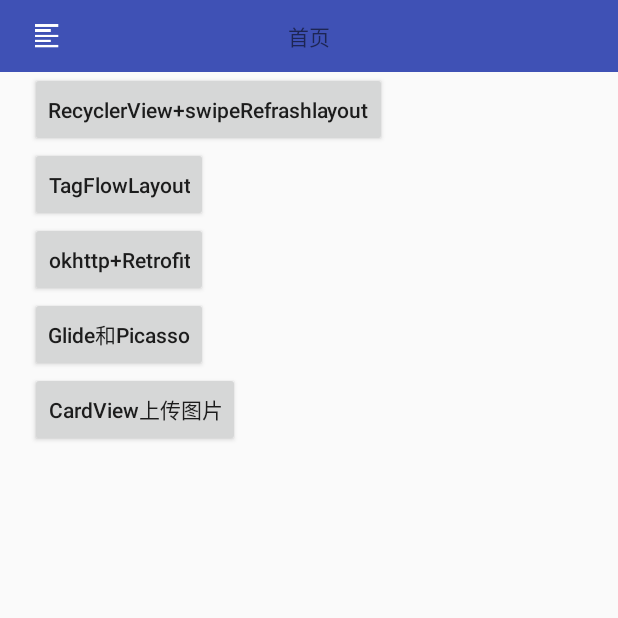
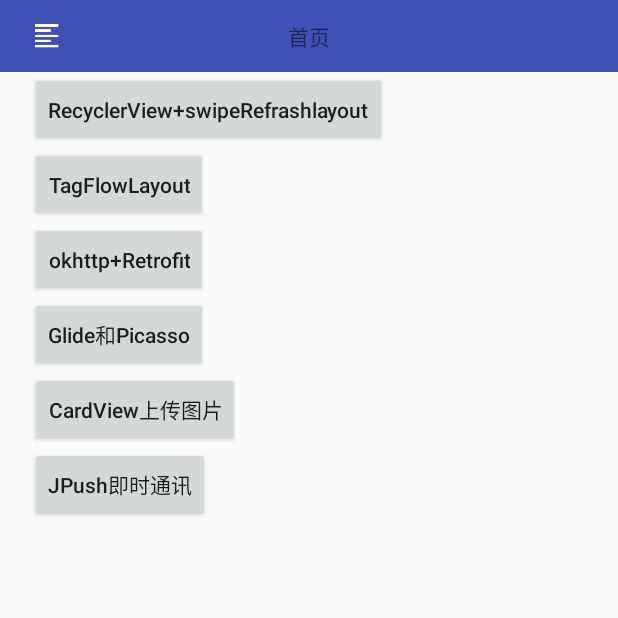
Before and after one commit to wapchief/android-CollectionDemo, an Android app: the screen it shows after launch (MainActivity), on a phone screen of 412 x 824 dp, the top half of it. Run offline under Robolectric (Android 15) with nearby library versions, the phone set to English and light mode, and no system bars; our stand-ins replace ButterKnife; libraries missing offline, so code that uses them is left out: cn.jpush.android; pictures from the network do not load; 5 statements that could not run were skipped.

Commit message:
IM注册登录

```diff
--- a/app/src/main/AndroidManifest.xml
+++ b/app/src/main/AndroidManifest.xml
@@ -67,6 +67,8 @@
         <!--圆角头像+选择器-->
         <activity android:name=".activity.UpdatePhotoActivity"
             android:theme="@style/Theme.AppCompat.Light.NoActionBar"/>
+        <!--极光IM-->
+        <activity android:name=".activity.JPushIMActivity"/>
 
         <!--******************************极光推送**********************************-->
 
--- a/app/src/main/java/wapchief/com/collectiondemo/MainActivity.java
+++ b/app/src/main/java/wapchief/com/collectiondemo/MainActivity.java
@@ -7,9 +7,7 @@ import android.support.v4.view.GravityCompat;
 import android.support.v4.widget.DrawerLayout;
 import android.support.v7.app.AppCompatActivity;
 import android.support.v7.widget.LinearLayoutManager;
-import android.support.v7.widget.RecyclerView;
 import android.util.Log;
-import android.view.Gravity;
 import android.view.KeyEvent;
 import android.view.MenuItem;
 import android.view.View;
@@ -29,25 +27,22 @@ import cn.jpush.android.api.JPushInterface;
 import okhttp3.OkHttpClient;
 import wapchief.com.collectiondemo.activity.FlowLayoutActivity;
 import wapchief.com.collectiondemo.activity.GlidePicassoActivity;
+import wapchief.com.collectiondemo.activity.JPushIMActivity;
 import wapchief.com.collectiondemo.activity.OkhttpRetrofitActivity;
 import wapchief.com.collectiondemo.activity.UpdatePhotoActivity;
 import wapchief.com.collectiondemo.adapter.RecyclerViewAdapter;
-import wapchief.com.collectiondemo.customView.DividItemDecoration;
 import wapchief.com.collectiondemo.utils.UToasts;
 
 
 public class MainActivity extends AppCompatActivity {
 
 
-    @BindView(R.id.et)
-    EditText et;
+
     @BindView(R.id.bt)
     Button bt;
     @BindView(R.id.bt2)
     Button bt2;
 
-    @BindView(R.id.recyclerView1)
-    RecyclerView recyclerView;
 
     RecyclerViewAdapter adapter;
     @BindView(R.id.bt_tfl)
@@ -58,12 +53,48 @@ public class MainActivity extends AppCompatActivity {
     Button btGlide;
     @BindView(R.id.bt_cardview)
     Button btCardview;
+    @BindView(R.id.jPush_im)
+    Button jPushIm;
+    @BindView(R.id.side_main)
+    DrawerLayout sideMain;
     private List<String> data;
     @BindView(R.id.side_bar_img)
     ImageView side_bar_img;
     OkHttpClient okHttpClient = new OkHttpClient();
     @BindView(R.id.nav_view)
     NavigationView nav_view;
+
+
+    private String AppKey = "6e1ce94fe231e817fb31daec3b3084d0";
+    private String URL = "http://apis.juhe.cn/";
+    public String mApi = null;
+    private int currentPage = 0;
+    private int totalPages = 0;
+    /**
+     * 记录刷新状态
+     */
+    private final int STATE_NORMAL = 0;
+    private final int STATE_REFRESH = 1;
+    private final int STATE_LOADMORE = 2;
+    private int curState = STATE_NORMAL;
+    public static boolean isForeground = false;
+
+    @Override
+    protected void onCreate(Bundle savedInstanceState) {
+        super.onCreate(savedInstanceState);
+        setContentView(R.layout.side_bar_main);
+        ButterKnife.bind(this);
+        //线性布局
+        LinearLayoutManager manager = new LinearLayoutManager(this);
+        manager.setOrientation(LinearLayoutManager.HORIZONTAL);
+        //加载侧滑菜单
+        setNavClick();
+        //注册激光
+        JPushInterface.init(getApplicationContext());
+
+        Log.e("id-------", JPushInterface.getRegistrationID(this));
+
+    }
 
     //     单个监听bt
     @OnClick(R.id.bt)
@@ -72,12 +103,16 @@ public class MainActivity extends AppCompatActivity {
     }
 
     //     多个监听
-    @OnClick({R.id.et, R.id.bt2, R.id.bt_tfl, R.id.bt_retrofit, R.id.bt_glide, R.id.bt_cardview,R.id.side_bar_img})
+    @OnClick({
+            R.id.bt2,
+            R.id.bt_tfl,
+            R.id.bt_retrofit,
+            R.id.bt_glide,
+            R.id.bt_cardview,
+            R.id.side_bar_img,
+            R.id.jPush_im})
     void submix(View view) {
         switch (view.getId()) {
-            case R.id.et:
-                UToasts.showShort(this, "输入框被点击了");
-                break;
             case R.id.bt2:
                 UToasts.showShort(this, "tv被点击了");
                 Intent intent = new Intent(MainActivity.this, RecyclerViewActivity.class);
@@ -101,45 +136,17 @@ public class MainActivity extends AppCompatActivity {
                 break;
             case R.id.side_bar_img:
                 DrawerLayout drawer = (DrawerLayout) findViewById(R.id.side_main);
-                if (drawer.isDrawerOpen(GravityCompat.START)){
+                if (drawer.isDrawerOpen(GravityCompat.START)) {
                     drawer.closeDrawer(GravityCompat.START);
-                }else {
+                } else {
                     drawer.openDrawer(GravityCompat.START);
                 }
                 break;
+            case R.id.jPush_im:
+                Intent intent5 = new Intent(MainActivity.this, JPushIMActivity.class);
+                startActivity(intent5);
+                break;
         }
-
-    }
-
-    private String AppKey = "6e1ce94fe231e817fb31daec3b3084d0";
-    private String URL = "http://apis.juhe.cn/";
-    public String mApi = null;
-    private int currentPage = 0;
-    private int totalPages = 0;
-    /**
-     * 记录刷新状态
-     */
-    private final int STATE_NORMAL = 0;
-    private final int STATE_REFRESH = 1;
-    private final int STATE_LOADMORE = 2;
-    private int curState = STATE_NORMAL;
-    public static boolean isForeground = false;
-    @Override
-    protected void onCreate(Bundle savedInstanceState) {
-        super.onCreate(savedInstanceState);
-        setContentView(R.layout.side_bar_main);
-        ButterKnife.bind(this);
-        //线性布局
-        LinearLayoutManager manager = new LinearLayoutManager(this);
-        manager.setOrientation(LinearLayoutManager.HORIZONTAL);
-        //线性布局的分割线
-        recyclerView.addItemDecoration(new DividItemDecoration(this, DividItemDecoration.VERTICAL_LIST));
-        //加载侧滑菜单
-        setNavClick();
-        //注册激光
-        JPushInterface.init(getApplicationContext());
-
-        Log.e("id-------",JPushInterface.getRegistrationID(this));
 
     }
 
@@ -163,6 +170,7 @@ public class MainActivity extends AppCompatActivity {
 //        unregisterReceiver(mMessageReceiver);
         super.onDestroy();
     }
+
     /**
      * 单击回退
      *
--- a/app/src/main/java/wapchief/com/collectiondemo/framework/BaseApplication.java
+++ b/app/src/main/java/wapchief/com/collectiondemo/framework/BaseApplication.java
@@ -21,7 +21,7 @@ public class BaseApplication extends Application{
         mContext=BaseApplication.this;
         //实例化极光推送
         JPushInterface.init(mContext);
-        //实例化极光IM
-        JMessageClient.init(mContext);
+        //实例化极光IM,并自动同步聊天记录
+        JMessageClient.init(mContext,true);
     }
 }
--- a/app/src/main/res/layout/activity_main.xml
+++ b/app/src/main/res/layout/activity_main.xml
@@ -7,6 +7,7 @@
     android:orientation="vertical"
     android:paddingBottom="@dimen/activity_vertical_margin"
     tools:context="waphack.com.CollectionDemo.MainActivity">
+
 
     <RelativeLayout
         android:layout_width="match_parent"
@@ -30,13 +31,9 @@
             android:layout_centerHorizontal="true" />
     </RelativeLayout>
 
-    <EditText
-        android:id="@+id/et"
-        android:layout_width="wrap_content"
-        android:layout_height="50dp"
-        android:text="13838705888"
-        android:visibility="gone" />
-
+<ScrollView
+    android:layout_width="match_parent"
+    android:layout_height="match_parent">
     <LinearLayout
         android:layout_width="match_parent"
         android:layout_height="wrap_content"
@@ -86,13 +83,14 @@
             android:layout_height="50dp"
             android:text="CardView上传图片"
             android:textAllCaps="false" />
+
+        <Button
+            android:id="@+id/jPush_im"
+            android:layout_width="wrap_content"
+            android:layout_height="50dp"
+            android:text="JPush即时通讯"
+            android:textAllCaps="false" />
     </LinearLayout>
-
-    <android.support.v7.widget.RecyclerView
-        android:id="@+id/recyclerView1"
-        android:layout_width="match_parent"
-        android:layout_height="match_parent"
-        android:layout_marginTop="16dp"
-        android:dividerHeight="100dp" />
+</ScrollView>
 
 </LinearLayout>
--- a/app/src/main/res/layout/side_bar_main.xml
+++ b/app/src/main/res/layout/side_bar_main.xml
@@ -4,7 +4,7 @@
     android:layout_width="match_parent"
     android:id="@+id/side_main"
     android:layout_height="match_parent">
-
+    <!--首页主布局-->
     <include layout="@layout/activity_main"
         android:layout_width="match_parent"
         android:layout_height="match_parent"/>
```
Also changed, not shown: app/src/main/java/wapchief/com/collectiondemo/activity/JPushIMActivity.java (added, +170 -0 lines), app/src/main/java/wapchief/com/collectiondemo/bean/TModel.java (added, +27 -0 lines), app/src/main/java/wapchief/com/collectiondemo/framework/callback/BasicCallBack.java (added, +9 -0 lines), app/src/main/res/layout/jpush_im_register.xml (added, +34 -0 lines).
